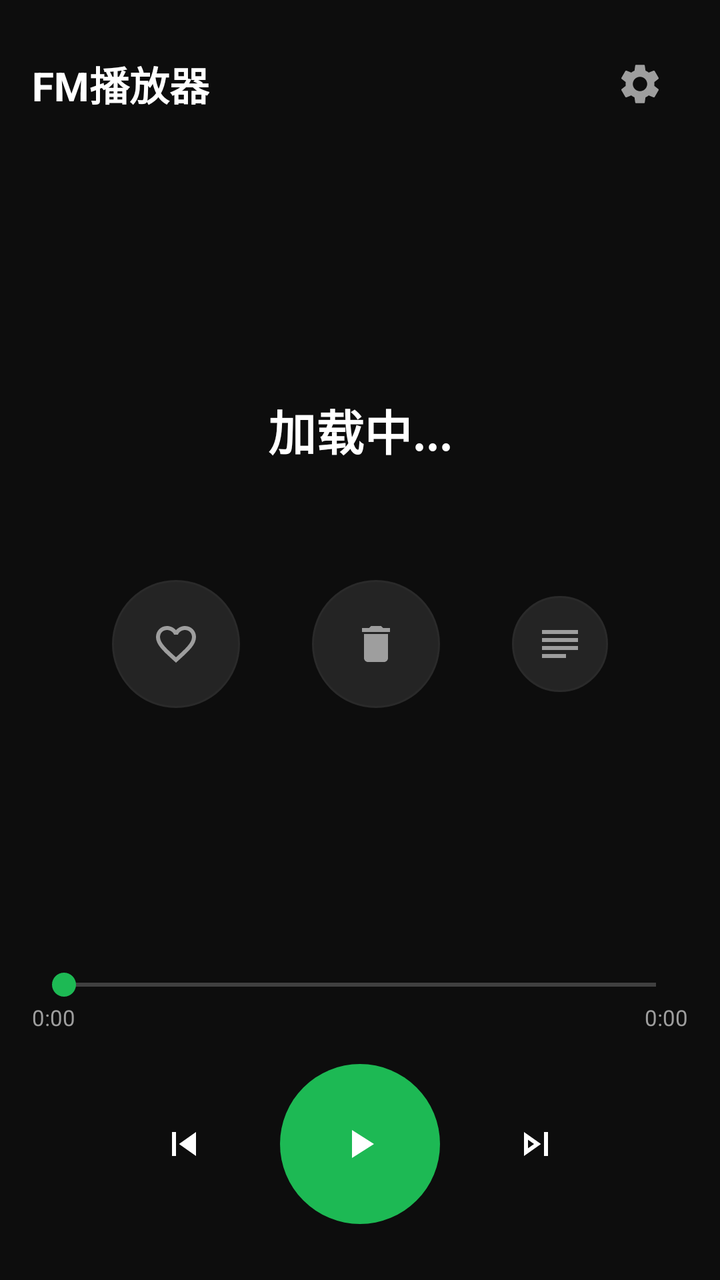
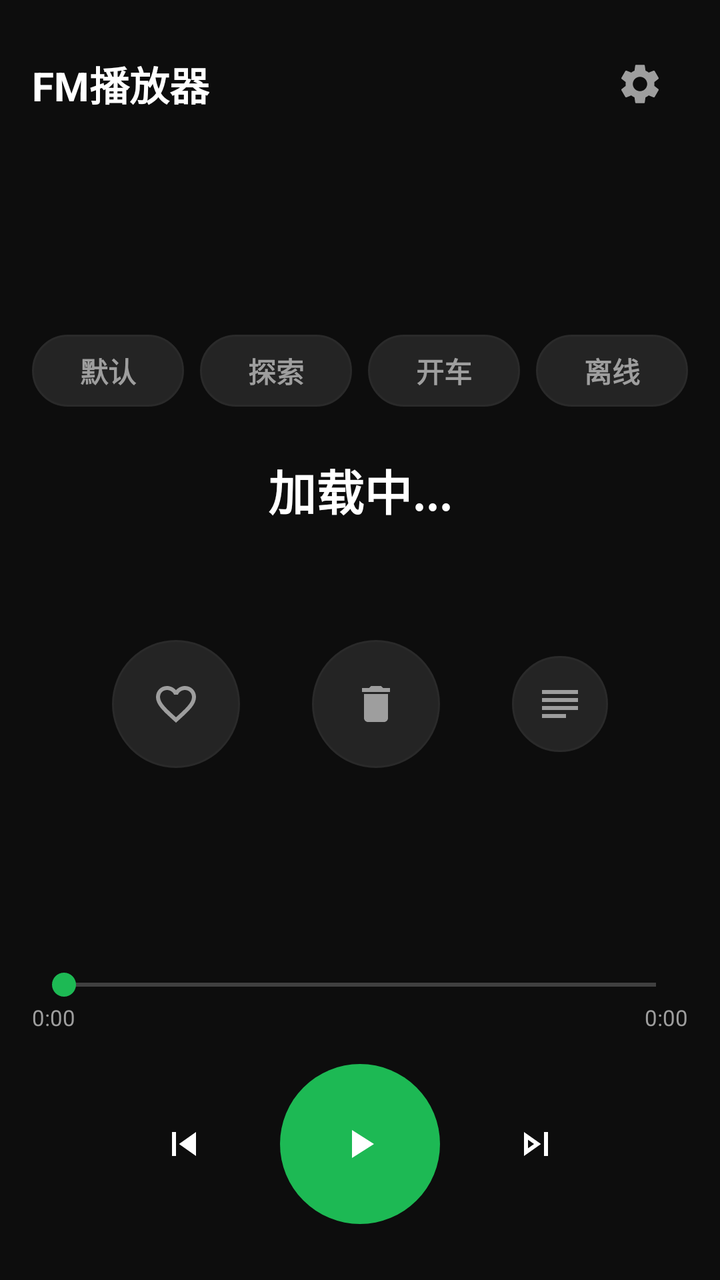

Compare the two renders of this Android layout. The source of the first and the diff that turns it into the second are given below.
<!-- AndroidManifest.xml: application theme AppTheme -->
<!-- res/layout/activity_main.xml -->
<?xml version="1.0" encoding="utf-8"?>
<LinearLayout xmlns:android="http://schemas.android.com/apk/res/android"
    xmlns:app="http://schemas.android.com/apk/res-auto"
    android:layout_width="match_parent"
    android:layout_height="match_parent"
    android:orientation="vertical"
    android:background="@color/bg_dark"
    android:padding="16dp">

    
    <RelativeLayout android:layout_width="match_parent" android:layout_height="52dp">
        <TextView android:layout_width="wrap_content" android:layout_height="wrap_content"
            android:layout_centerVertical="true"
            android:text="@string/app_name"
            android:textColor="@color/text_primary" android:textSize="20sp" android:textStyle="bold"/>
        <ImageButton android:id="@+id/btn_settings"
            android:layout_width="48dp" android:layout_height="48dp"
            android:layout_alignParentEnd="true" android:layout_centerVertical="true"
            android:background="?attr/selectableItemBackgroundBorderless" android:padding="8dp"
            app:srcCompat="@drawable/ic_settings" android:tint="@color/text_secondary"
            android:contentDescription="@string/settings"/>
    </RelativeLayout>

    
    <Space android:layout_width="match_parent" android:layout_height="0dp" android:layout_weight="1"/>

    
    <TextView android:id="@+id/tv_title"
        android:layout_width="match_parent" android:layout_height="wrap_content"
        android:text="@string/loading"
        android:textColor="@color/text_primary" android:textSize="24sp" android:textStyle="bold"
        android:gravity="center" android:singleLine="true" android:ellipsize="marquee"
        android:marqueeRepeatLimit="marquee_forever" android:focusable="true"/>

    <TextView android:id="@+id/tv_artist"
        android:layout_width="match_parent" android:layout_height="wrap_content"
        android:layout_marginTop="8dp"
        android:textColor="@color/text_secondary" android:textSize="16sp" android:gravity="center"/>

    <TextView android:id="@+id/tv_status"
        android:layout_width="match_parent" android:layout_height="wrap_content"
        android:layout_marginTop="6dp"
        android:textColor="@color/accent" android:textSize="12sp" android:gravity="center"
        android:visibility="gone"/>

    
    <LinearLayout
        android:layout_width="match_parent" android:layout_height="wrap_content"
        android:orientation="horizontal" android:gravity="center"
        android:layout_marginTop="28dp">

        <ImageButton android:id="@+id/btn_like"
            android:layout_width="64dp" android:layout_height="64dp"
            android:layout_marginEnd="36dp"
            android:background="@drawable/bg_circle_secondary" android:padding="15dp"
            app:srcCompat="@drawable/ic_heart_outline" android:tint="@color/text_secondary"
            android:scaleType="centerInside"
            android:contentDescription="@string/like"/>

        <ImageButton android:id="@+id/btn_trash"
            android:layout_width="64dp" android:layout_height="64dp"
            android:layout_marginEnd="36dp"
            android:background="@drawable/bg_circle_secondary" android:padding="15dp"
            app:srcCompat="@drawable/ic_trash" android:tint="@color/text_secondary"
            android:scaleType="centerInside"
            android:contentDescription="@string/trash"/>

        <ImageButton android:id="@+id/btn_playlist"
            android:layout_width="48dp" android:layout_height="48dp"
            android:background="@drawable/bg_circle_secondary" android:padding="11dp"
            app:srcCompat="@drawable/ic_playlist" android:tint="@color/text_secondary"
            android:scaleType="centerInside"
            android:contentDescription="@string/playlist"/>

    </LinearLayout>

    
    <Space android:layout_width="match_parent" android:layout_height="0dp" android:layout_weight="1"/>

    
    <SeekBar android:id="@+id/seek_bar"
        android:layout_width="match_parent" android:layout_height="wrap_content"
        android:progressTint="@color/accent" android:thumbTint="@color/accent"/>

    <LinearLayout android:layout_width="match_parent" android:layout_height="wrap_content"
        android:orientation="horizontal">
        <TextView android:id="@+id/tv_position"
            android:layout_width="0dp" android:layout_height="wrap_content" android:layout_weight="1"
            android:text="0:00" android:textColor="@color/text_secondary" android:textSize="11sp"/>
        <TextView android:id="@+id/tv_duration"
            android:layout_width="wrap_content" android:layout_height="wrap_content"
            android:text="0:00" android:textColor="@color/text_secondary" android:textSize="11sp"/>
    </LinearLayout>

    
    <LinearLayout
        android:layout_width="match_parent" android:layout_height="wrap_content"
        android:orientation="horizontal" android:gravity="center"
        android:layout_marginTop="16dp" android:layout_marginBottom="12dp">

        <ImageButton android:id="@+id/btn_prev"
            android:layout_width="56dp" android:layout_height="56dp"
            android:layout_marginEnd="20dp"
            android:background="?attr/selectableItemBackgroundBorderless" android:padding="12dp"
            app:srcCompat="@drawable/ic_prev" android:tint="@color/text_primary"
            android:scaleType="centerInside"/>

        <ImageButton android:id="@+id/btn_play_pause"
            android:layout_width="80dp" android:layout_height="80dp"
            android:background="@drawable/bg_circle_button" android:padding="20dp"
            app:srcCompat="@drawable/ic_play" android:tint="@color/white"
            android:scaleType="centerInside"/>

        <ImageButton android:id="@+id/btn_next"
            android:layout_width="56dp" android:layout_height="56dp"
            android:layout_marginStart="20dp"
            android:background="?attr/selectableItemBackgroundBorderless" android:padding="12dp"
            app:srcCompat="@drawable/ic_next" android:tint="@color/text_primary"
            android:scaleType="centerInside"/>

    </LinearLayout>

</LinearLayout>
<!-- resources referenced by this layout -->
<resources>
  <color name="accent">#FF1DB954</color>
  <color name="bg_dark">#FF0D0D0D</color>
  <color name="text_primary">#FFFFFFFF</color>
  <color name="text_secondary">#FF9E9E9E</color>
  <color name="white">#FFFFFFFF</color>
  <!-- drawable bg_circle_button (drawable) -->
  <?xml version="1.0" encoding="utf-8"?>
  <shape xmlns:android="http://schemas.android.com/apk/res/android"
      android:shape="oval">
      <solid android:color="@color/accent"/>
  </shape>
  <!-- drawable bg_circle_secondary (drawable) -->
  <?xml version="1.0" encoding="utf-8"?>
  <shape xmlns:android="http://schemas.android.com/apk/res/android"
      android:shape="oval">
      <solid android:color="@color/bg_elevated"/>
      <stroke android:width="1dp" android:color="@color/divider"/>
  </shape>
  <!-- drawable ic_next (drawable) -->
  <vector xmlns:android="http://schemas.android.com/apk/res/android"
      android:width="24dp" android:height="24dp" android:viewportWidth="24" android:viewportHeight="24">
      <path android:fillColor="#FFFFFFFF" android:pathData="M6,18l8.5,-6L6,6v12zm2,-8.14L11.03,12 8,14.14V9.86zM16,6h2v12h-2z"/>
  </vector>
  <!-- drawable ic_play (drawable) -->
  <vector xmlns:android="http://schemas.android.com/apk/res/android"
      android:width="24dp" android:height="24dp" android:viewportWidth="24" android:viewportHeight="24">
      <path android:fillColor="#FFFFFFFF" android:pathData="M8,5v14l11,-7z"/>
  </vector>
  <!-- drawable ic_playlist (drawable) -->
  <vector xmlns:android="http://schemas.android.com/apk/res/android"
      android:width="24dp" android:height="24dp" android:viewportWidth="24" android:viewportHeight="24">
      <path android:fillColor="#FFFFFFFF" android:pathData="M3,5v2h18V5H3zm0,4v2h18V9H3zm0,4v2h18v-2H3zm0,4v2h12v-2H3z"/>
  </vector>
  <!-- drawable ic_prev (drawable) -->
  <vector xmlns:android="http://schemas.android.com/apk/res/android"
      android:width="24dp" android:height="24dp" android:viewportWidth="24" android:viewportHeight="24">
      <path android:fillColor="#FFFFFFFF" android:pathData="M6,6h2v12H6zm3.5,6 8.5,6V6z"/>
  </vector>
  <!-- drawable ic_trash (drawable) -->
  <vector xmlns:android="http://schemas.android.com/apk/res/android"
      android:width="24dp" android:height="24dp" android:viewportWidth="24" android:viewportHeight="24">
      <path android:fillColor="#FFFFFFFF" android:pathData="M6,19c0,1.1 0.9,2 2,2h8c1.1,0 2,-0.9 2,-2V7H6v12zM19,4h-3.5l-1,-1h-5l-1,1H5v2h14V4z"/>
  </vector>
  <string name="app_name">FM播放器</string>
  <string name="like">喜欢</string>
  <string name="loading">加载中...</string>
  <string name="playlist">播放列表</string>
  <string name="settings">设置</string>
  <string name="trash">不感兴趣</string>
  <style name="AppTheme" parent="Theme.AppCompat.NoActionBar">
          <item name="colorPrimary">@color/bg_dark</item>
          <item name="colorPrimaryDark">@color/bg_dark</item>
          <item name="colorAccent">@color/accent</item>
          <item name="android:windowBackground">@color/bg_dark</item>
          <item name="android:statusBarColor">@color/bg_dark</item>
      </style>
  <color name="bg_elevated">#FF242424</color>
  <color name="divider">#FF2A2A2A</color>
  <!-- unchanged entries left out for length: 2 -->
</resources>

<!-- the commit's change to res/layout/activity_main.xml (unified diff, before → after) -->
@@ -23,6 +23,69 @@
 
     
     <Space android:layout_width="match_parent" android:layout_height="0dp" android:layout_weight="1"/>
+
+    
+    <LinearLayout
+        android:id="@+id/ll_mode_bar"
+        android:layout_width="match_parent"
+        android:layout_height="wrap_content"
+        android:orientation="horizontal"
+        android:gravity="center"
+        android:layout_marginBottom="24dp">
+
+        <TextView android:id="@+id/btn_mode_default"
+            android:layout_width="0dp" android:layout_height="36dp"
+            android:layout_weight="1"
+            android:layout_marginEnd="4dp"
+            android:background="@drawable/bg_mode_pill_normal"
+            android:gravity="center"
+            android:text="默认"
+            android:textColor="@color/text_secondary"
+            android:textSize="14sp"
+            android:textStyle="bold"
+            android:clickable="true"
+            android:focusable="true"/>
+
+        <TextView android:id="@+id/btn_mode_explore"
+            android:layout_width="0dp" android:layout_height="36dp"
+            android:layout_weight="1"
+            android:layout_marginStart="4dp" android:layout_marginEnd="4dp"
+            android:background="@drawable/bg_mode_pill_normal"
+            android:gravity="center"
+            android:text="探索"
+            android:textColor="@color/text_secondary"
+            android:textSize="14sp"
+            android:textStyle="bold"
+            android:clickable="true"
+            android:focusable="true"/>
+
+        <TextView android:id="@+id/btn_mode_drive"
+            android:layout_width="0dp" android:layout_height="36dp"
+            android:layout_weight="1"
+            android:layout_marginStart="4dp" android:layout_marginEnd="4dp"
+            android:background="@drawable/bg_mode_pill_normal"
+            android:gravity="center"
+            android:text="开车"
+            android:textColor="@color/text_secondary"
+            android:textSize="14sp"
+            android:textStyle="bold"
+            android:clickable="true"
+            android:focusable="true"/>
+
+        <TextView android:id="@+id/btn_mode_offline"
+            android:layout_width="0dp" android:layout_height="36dp"
+            android:layout_weight="1"
+            android:layout_marginStart="4dp"
+            android:background="@drawable/bg_mode_pill_normal"
+            android:gravity="center"
+            android:text="离线"
+            android:textColor="@color/text_secondary"
+            android:textSize="14sp"
+            android:textStyle="bold"
+            android:clickable="true"
+            android:focusable="true"/>
+
+    </LinearLayout>
 
     
     <TextView android:id="@+id/tv_title"
<!-- resource entries referenced after the edit -->
@@ -16,6 +16,14 @@
   <shape xmlns:android="http://schemas.android.com/apk/res/android"
       android:shape="oval">
       <solid android:color="@color/bg_elevated"/>
+      <stroke android:width="1dp" android:color="@color/divider"/>
+  </shape>
+  <!-- drawable bg_mode_pill_normal (drawable) -->
+  <?xml version="1.0" encoding="utf-8"?>
+  <shape xmlns:android="http://schemas.android.com/apk/res/android"
+      android:shape="rectangle">
+      <solid android:color="@color/bg_elevated"/>
+      <corners android:radius="18dp"/>
       <stroke android:width="1dp" android:color="@color/divider"/>
   </shape>
   <!-- drawable ic_next (drawable) -->
